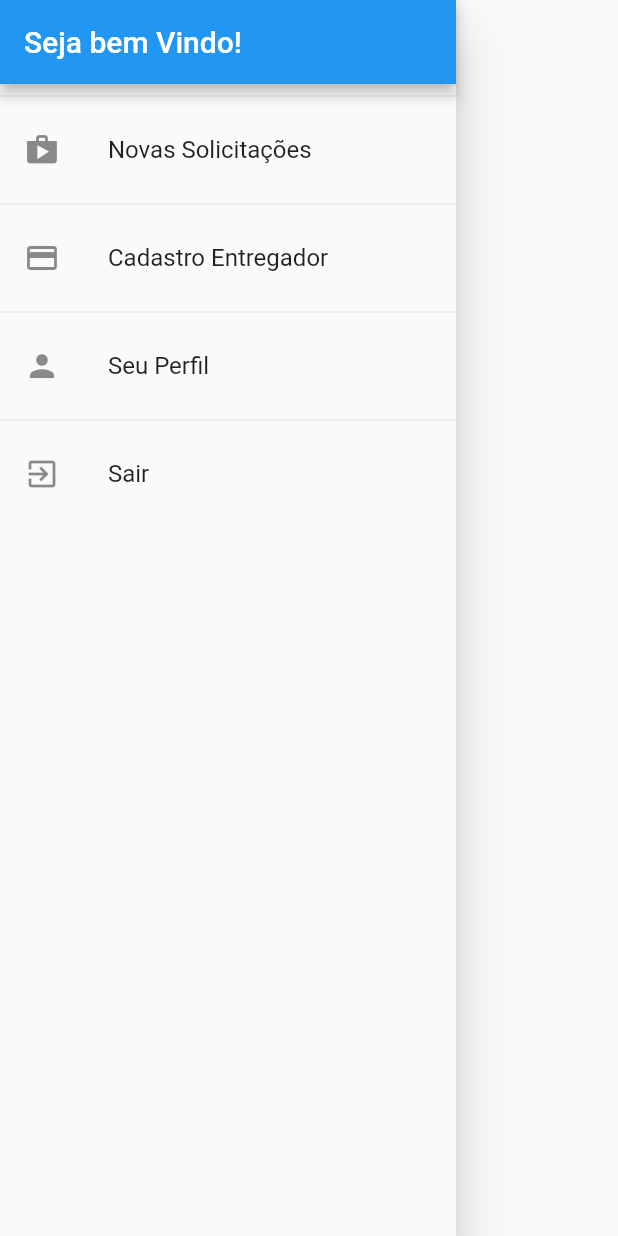
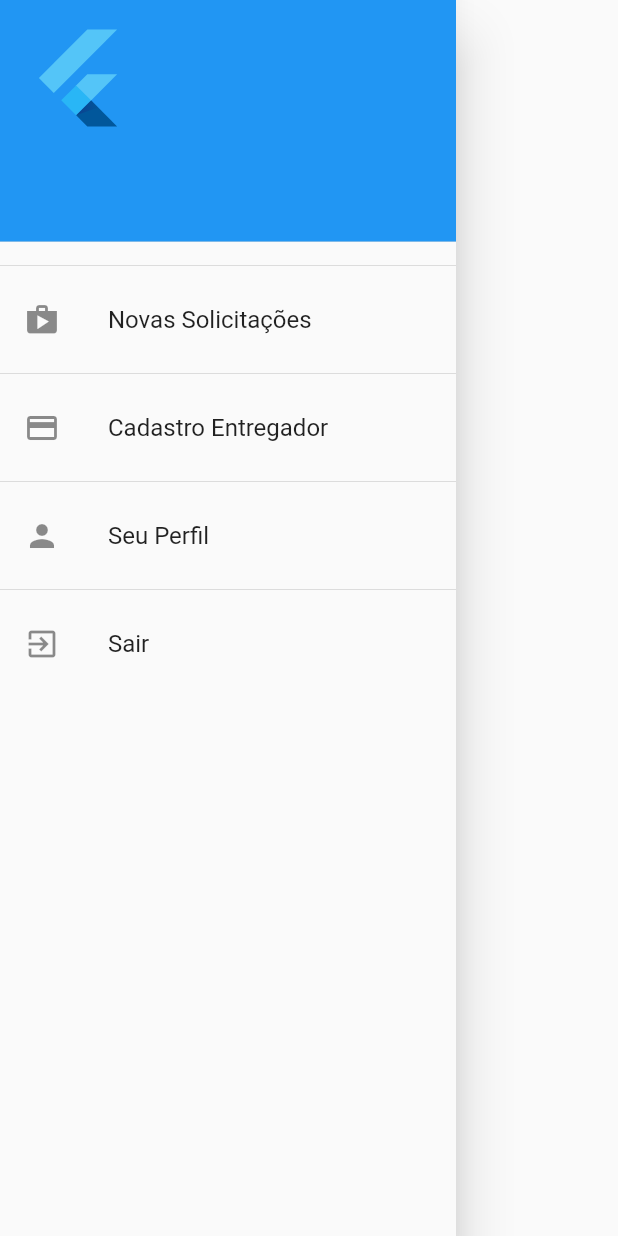
Before and after one commit to GabrielRebelloToledo/projeto_bravo, a Flutter app: the AppDrawer widget shown alone on an empty page, opened directly, on a phone screen of 412 x 824 dp. Run offline on Flutter 3.47's test engine with Material 2 defaults, Android fonts, the light colour scheme and no system bars; our stand-ins replace shared_preferences; missing offline and left inert: dart:html; accounts and stored records are empty; network calls fail.

Commit message:
Alteração na page drawer

```diff
--- a/lib/components/app_drawer.dart
+++ b/lib/components/app_drawer.dart
@@ -9,11 +9,14 @@ class AppDrawer extends StatelessWidget {
   @override
   Widget build(BuildContext context) {
     return Drawer(
-      child: Column(
-        children: [
-          AppBar(
-            title: Text('Seja bem Vindo!'),
-            automaticallyImplyLeading: false,
+      child: ListView(
+        children: <Widget>[
+          UserAccountsDrawerHeader(
+            accountName: Text(''),
+            accountEmail: Text(''),
+            currentAccountPicture: FlutterLogo(
+              textColor: Colors.red,
+            ),
           ),
           Divider(),
           ListTile(
```
Also changed, not shown: lib/components/list_users.dart (+17 -12 lines), lib/views/users_views.dart (+6 -5 lines).
